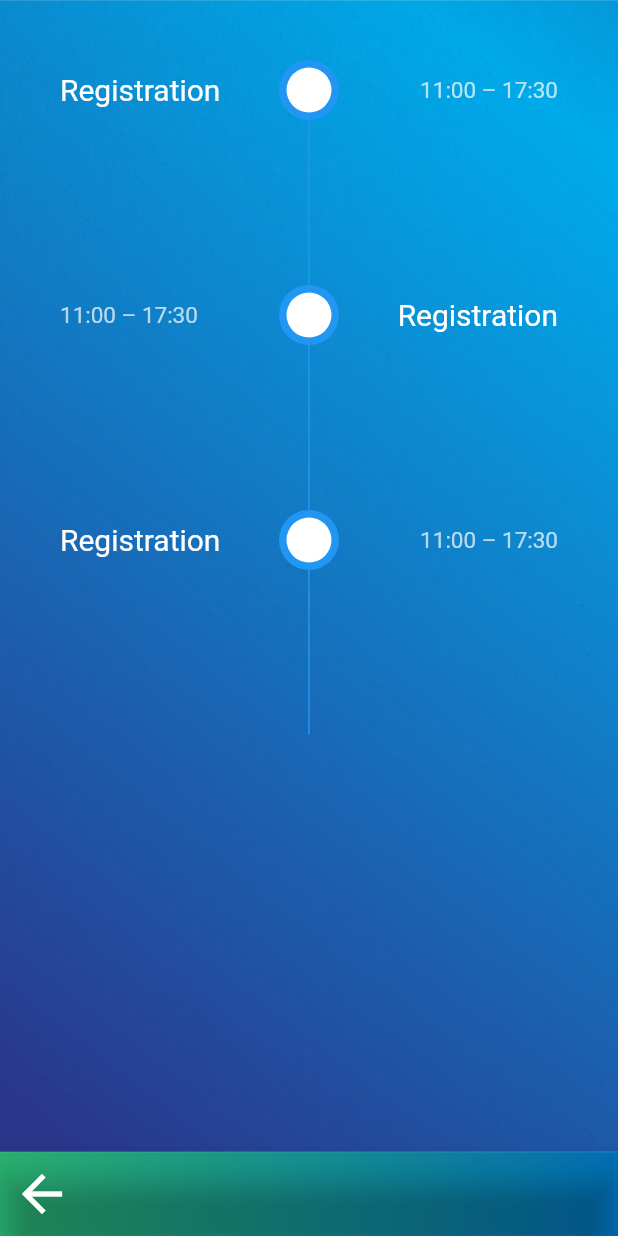
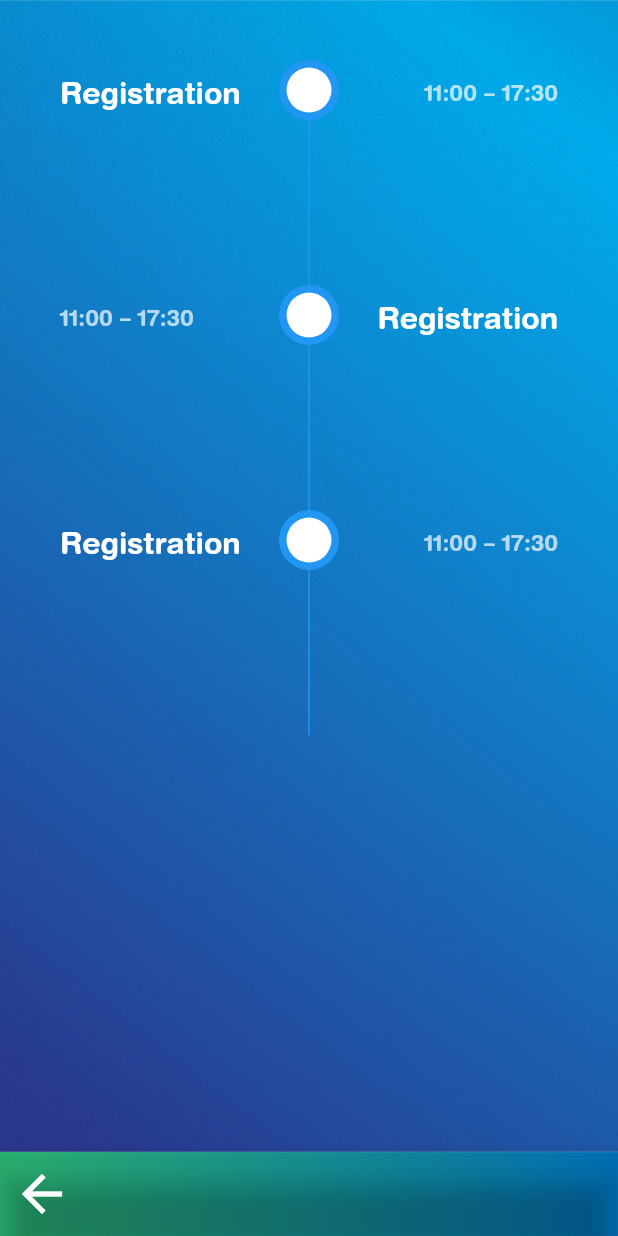
Before and after one commit to xlrrr/icms-2019, a Flutter app: the screen it shows after launch, after a tap on "Schedule", on a phone screen of 412 x 824 dp. Run offline on Flutter 3.47's test engine with Material 2 defaults, Android fonts, the phone set to English and light mode, and no system bars; network calls fail.

Commit message:
* Default app font changed

```diff
--- a/lib/Views/speakerView.dart
+++ b/lib/Views/speakerView.dart
@@ -41,7 +41,7 @@ class SpeakerMenu extends StatelessWidget {
                           mainAxisAlignment: MainAxisAlignment.spaceAround,
                           children: <Widget>[
                             new Expanded(child: new Container(
-                              child: Text(speaker.name, style: TextStyle(color: Colors.white, fontWeight: FontWeight.bold, fontSize: 30), textAlign: TextAlign.center),
+                              child: Text(speaker.name, style: TextStyle(color: Colors.white,height: 1.5, fontWeight: FontWeight.bold, fontSize: 30), textAlign: TextAlign.center),
                               margin: EdgeInsets.only(bottom: 30.0, left: 10.0, right: 10.0),
                             )
                             )
@@ -49,10 +49,10 @@ class SpeakerMenu extends StatelessWidget {
                           ],
                         ),
                         new Row(
-                          mainAxisAlignment: MainAxisAlignment.spaceAround,
+                          mainAxisAlignment: MainAxisAlignment.spaceBetween,
                           children: <Widget>[
                             new Expanded(child: new Container(
-                              child: Text(speaker.postContent, style: TextStyle(color: Colors.white, fontWeight: FontWeight.bold, fontSize: 17), textAlign: TextAlign.center),
+                              child: Text(speaker.postContent, style: TextStyle(color: Colors.white,height: 1.5, fontWeight: FontWeight.bold, fontSize: 17), textAlign: TextAlign.center),
                               margin: EdgeInsets.symmetric(horizontal: 10.0),
                             )
                             )
--- a/lib/main.dart
+++ b/lib/main.dart
@@ -16,15 +16,7 @@ class ICMSApp extends StatelessWidget {
     return MaterialApp(
         title: 'ICMS Bulgaria',
         theme: ThemeData(
-          // This is the theme of your application.
-          //
-          // Try running your application with "flutter run". You'll see the
-          // application has a blue toolbar. Then, without quitting the app, try
-          // changing the primarySwatch below to Colors.green and then invoke
-          // "hot reload" (press "r" in the console where you ran "flutter run",
-          // or simply save your changes to "hot reload" in a Flutter IDE).
-          // Notice that the counter didn't reset back to zero; the application
-          // is not restarted.
+          fontFamily: 'Helvetica',
           primarySwatch: Colors.blue,
         ),
         home: SplashMenu(),
```
Also changed, not shown: pubspec.yaml (+7 -14 lines), assets/fonts/HelveticaRdBd.ttf (added).
